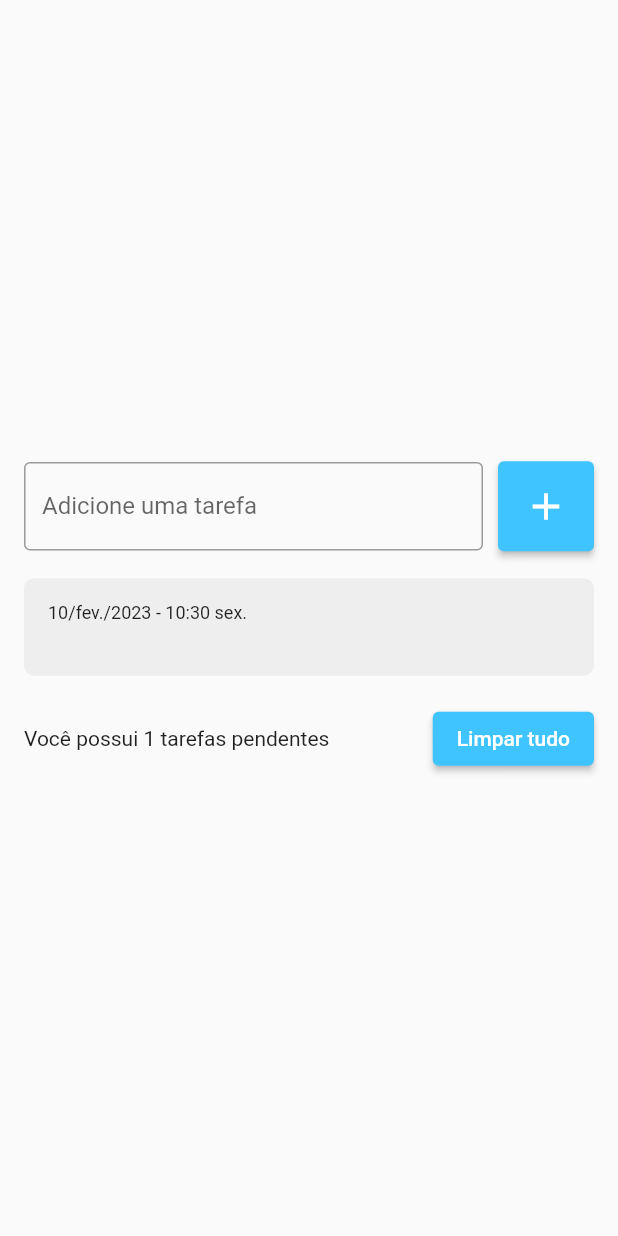
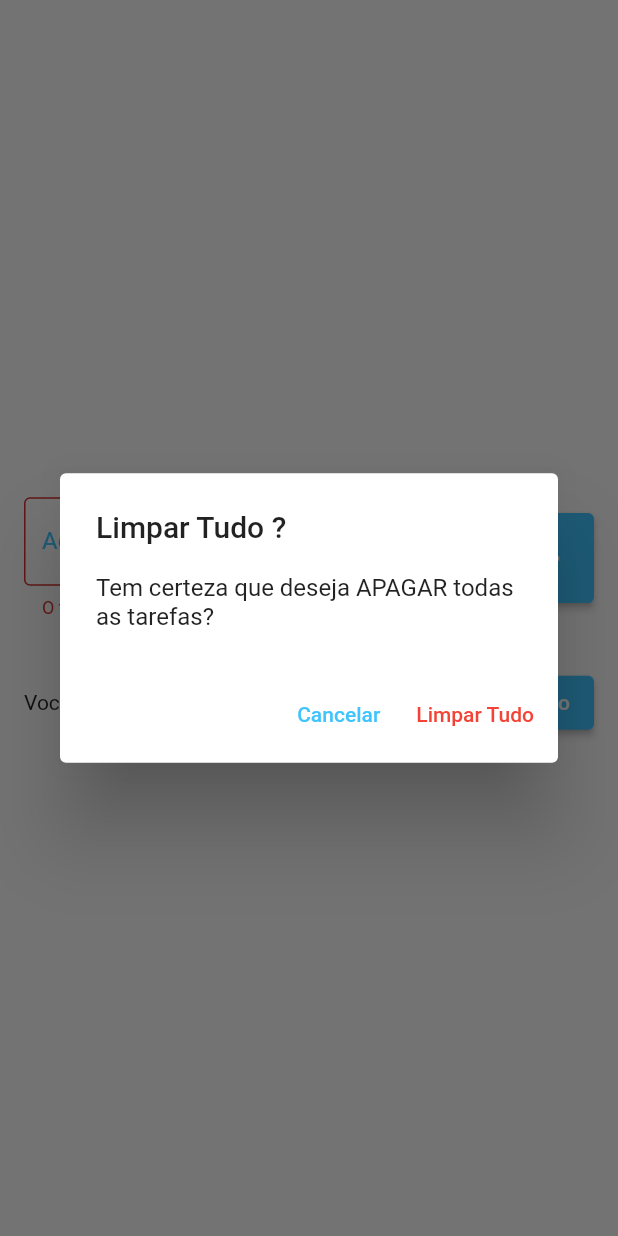
Before and after one commit to ArlindoFM/lista_tarefas_v2, a Flutter app: the screen it shows after launch, after a tap on the "add" icon, after a tap on "Limpar tudo", on a phone screen of 412 x 824 dp. Run offline on Flutter 3.47's test engine with Material 2 defaults, Android fonts, the phone set to English and light mode, and no system bars; drawn by our look-alikes of flutter_slidable; our stand-ins replace shared_preferences.

Commit message:
finalizando lista de tarefas

```diff
--- a/lib/models/tarefa.dart
+++ b/lib/models/tarefa.dart
@@ -1,6 +1,17 @@
 class Tarefa {
   Tarefa({required this.title, required this.dateTime});
 
+  Tarefa.fromJson(Map<String, dynamic> json)
+    : title =  json['title'],
+     dateTime = DateTime.parse(json['datetime']);
+
   String title;
   DateTime dateTime;
+
+  Map<String, dynamic> toJson() {
+    return {
+      'title': title,
+      'datetime': dateTime.toIso8601String(),
+    };
+  }
 }
--- a/lib/pages/todo_list_page.dart
+++ b/lib/pages/todo_list_page.dart
@@ -1,5 +1,6 @@
 import 'package:flutter/material.dart';
 import 'package:lista_tarefas_versao2/models/tarefa.dart';
+import 'package:lista_tarefas_versao2/repositories/todo_repository.dart';
 
 import 'package:lista_tarefas_versao2/widgets/todo_list_item.dart';
 
@@ -12,8 +13,22 @@ class ToDoListPage extends StatefulWidget {
 
 class _ToDoListPageState extends State<ToDoListPage> {
   final TextEditingController todoController = TextEditingController();
+  final TodoRepository todoRepository = TodoRepository();
 
   List<Tarefa> tarefas = [];
+  Tarefa? deletedTodo;
+  int? deletedTodoPos;
+  String? errorText;
+
+  @override
+  void initState() {
+    super.initState();
+    todoRepository.getTodoList().then((value) {
+      setState(() {
+        tarefas = value;
+      });
+    });
+  }
 
   @override
   Widget build(BuildContext context) {
@@ -30,25 +45,43 @@ class _ToDoListPageState extends State<ToDoListPage> {
                 Expanded(
                   child: TextField(
                       controller: todoController,
-                      decoration: const InputDecoration(
-                        border: OutlineInputBorder(),
+                      decoration: InputDecoration(
+                        focusedBorder: const OutlineInputBorder(
+                            borderSide: BorderSide(
+                                color: Colors.lightBlueAccent, width: 2)),
+                        border: const OutlineInputBorder(),
                         labelText: 'Adicione uma tarefa',
                         hintText: 'Ex. Recolher o lixo',
+                        labelStyle: const TextStyle(
+                          color: Colors.lightBlueAccent,
+                        ),
+                        errorText: errorText,
                       )),
                 ),
                 const SizedBox(width: 10),
                 ElevatedButton(
                     onPressed: () {
                       String text = todoController.text;
+
+                      if (text.isEmpty) {
+                        setState(() {
+                          errorText = 'O título não pode ser vazio';
+                        });
+                        return;
+                      }
+
                       setState(() {
                         Tarefa newTarefa =
                             Tarefa(title: text, dateTime: DateTime.now());
                         tarefas.add(newTarefa);
+                        errorText = null;
                         //adicionando o que foi escrito no
                         //textfield na lista tarefas.
                       });
-                      todoController.clear(); //apagando o que foi escrito no
+                      todoController.clear();
+                      //apagando o que foi escrito no
                       //textfield
+                      todoRepository.saveTodoList(tarefas);
                     },
                     style: ElevatedButton.styleFrom(
                         primary: Colors.lightBlueAccent,
@@ -84,7 +117,7 @@ class _ToDoListPageState extends State<ToDoListPage> {
                     style: ElevatedButton.styleFrom(
                       primary: Colors.lightBlueAccent,
                     ),
-                    onPressed: () {},
+                    onPressed: showDeletedTodosConfirmationDialog,
                     child: const Text(
                       'Limpar tudo',
                       style: TextStyle(color: Colors.white),
@@ -98,8 +131,60 @@ class _ToDoListPageState extends State<ToDoListPage> {
   }
 
   void onDelete(Tarefa tarefa) {
+    deletedTodo = tarefa;
+    deletedTodoPos = tarefas.indexOf(tarefa);
     setState(() {
       tarefas.remove(tarefa);
     });
+    todoRepository.saveTodoList(tarefas);
+    ScaffoldMessenger.of(context).clearSnackBars();
+    ScaffoldMessenger.of(context).showSnackBar(SnackBar(
+      content: Text('Tarefa "${tarefa.title}" foi removida com sucesso!'),
+      backgroundColor: Colors.blueGrey,
+      duration: const Duration(seconds: 4),
+      action: SnackBarAction(
+        label: 'Desfazer',
+        textColor: Colors.red,
+        onPressed: () {
+          setState(() {
+            tarefas.insert(deletedTodoPos!, deletedTodo!);
+          });
+          todoRepository.saveTodoList(tarefas);
+        },
+      ),
+    ));
+  }
+
+  void showDeletedTodosConfirmationDialog() {
+    showDialog(
+        context: context,
+        builder: (context) => AlertDialog(
+                title: const Text('Limpar Tudo ?'),
+                content: const Text(
+                    'Tem certeza que deseja APAGAR todas as tarefas?'),
+                actions: [
+                  TextButton(
+                    onPressed: () {
+                      Navigator.of(context).pop();
+                    },
+                    child: const Text('Cancelar'),
+                    style:
+                        TextButton.styleFrom(primary: Colors.lightBlueAccent),
+                  ),
+                  TextButton(
+                      onPressed: () {
+                        Navigator.of(context).pop();
+                        deleteAllTodos();
+                      },
+                      child: const Text('Limpar Tudo'),
+                      style: TextButton.styleFrom(primary: Colors.red)),
+                ]));
+  }
+
+  void deleteAllTodos() {
+    setState(() {
+      tarefas.clear();
+    });
+    todoRepository.saveTodoList(tarefas);
   }
 }
--- /dev/null
+++ b/lib/repositories/todo_repository.dart
@@ -0,0 +1,22 @@
+import 'package:shared_preferences/shared_preferences.dart';
+import 'package:lista_tarefas_versao2/models/tarefa.dart';
+import 'dart:convert';
+
+const todoListKey = 'lista_tarefas';
+
+class TodoRepository {
+  late SharedPreferences sharedPreferences;
+
+  Future<List<Tarefa>> getTodoList() async {
+    sharedPreferences = await SharedPreferences.getInstance();
+    final String jsonString = sharedPreferences.getString(todoListKey) ?? '[]';
+    final List jsonDecoded = json.decode(jsonString) as List;
+    return jsonDecoded.map((e) => Tarefa.fromJson(e)).toList();
+
+  }
+
+  void saveTodoList(List<Tarefa> tarefas) {
+    final String jsonString = json.encode(tarefas);
+    sharedPreferences.setString('lista_tarefas', jsonString);
+  }
+}
--- a/pubspec.yaml
+++ b/pubspec.yaml
@@ -38,6 +38,7 @@ dependencies:
   cupertino_icons: ^1.0.2
   intl:
   flutter_slidable: ^0.6.0
+  shared_preferences: ^2.0.14
 
 dev_dependencies:
   flutter_test:
```
Also changed, not shown: pubspec.lock.
